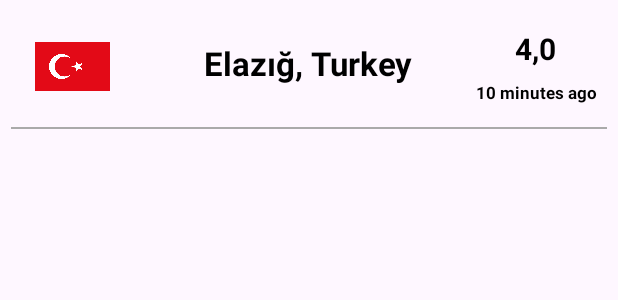
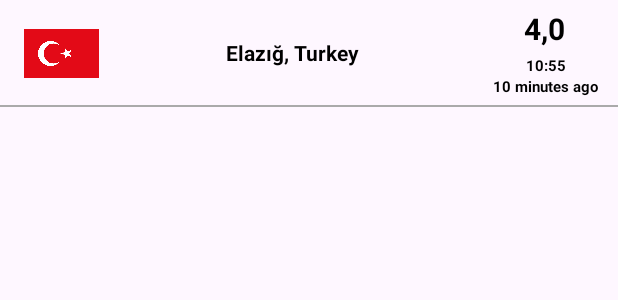
Before and after one commit to TechGeeksClub/EarthquakeApp, an Android app: the layout earthquake_item.xml on its own in the app's theme, with its tools: preview values and no code run, on a phone screen of 412 x 824 dp. Shown: the top 300 px of the screen. Run offline under Robolectric (Android 15) with nearby library versions, the phone set to English and light mode, and no system bars; network calls fail.

Commit message:
ui changes

```diff
--- a/app/src/main/res/layout/earthquake_item.xml
+++ b/app/src/main/res/layout/earthquake_item.xml
@@ -3,7 +3,6 @@
     xmlns:app="http://schemas.android.com/apk/res-auto"
     xmlns:tools="http://schemas.android.com/tools"
     android:layout_width="match_parent"
-    android:padding="7dp"
     android:layout_height="wrap_content">
 
 
@@ -12,8 +11,8 @@
         android:layout_width="50dp"
         android:layout_height="50dp"
         android:layout_marginStart="16dp"
-        android:layout_marginTop="12dp"
         android:src="@drawable/shape"
+        app:layout_constraintBottom_toBottomOf="@+id/stroke"
         app:layout_constraintStart_toStartOf="parent"
         app:layout_constraintTop_toTopOf="parent">
 
@@ -23,27 +22,27 @@
         android:id="@+id/countryTV"
         android:layout_width="208dp"
         android:layout_height="wrap_content"
-        android:layout_marginStart="28dp"
-        android:layout_marginTop="20dp"
         android:gravity="center"
         android:text="Elazığ, Turkey"
         android:textAlignment="center"
         android:textColor="@color/black"
-        android:textSize="22sp"
+        android:textSize="14sp"
         android:textStyle="bold"
+        app:layout_constraintBottom_toTopOf="@+id/stroke"
+        app:layout_constraintEnd_toStartOf="@+id/constraintLayout"
         app:layout_constraintStart_toEndOf="@+id/countryFlagIV"
         app:layout_constraintTop_toTopOf="parent">
 
     </TextView>
 
     <androidx.constraintlayout.widget.ConstraintLayout
+        android:id="@+id/constraintLayout"
         android:layout_width="wrap_content"
+        android:layout_height="wrap_content"
+        android:layout_marginEnd="8dp"
         android:padding="5dp"
-        android:layout_height="wrap_content"
-        android:layout_marginTop="6dp"
+        app:layout_constraintBottom_toTopOf="@+id/stroke"
         app:layout_constraintEnd_toEndOf="parent"
-        app:layout_constraintHorizontal_bias="0.7"
-        app:layout_constraintStart_toEndOf="@+id/countryTV"
         app:layout_constraintTop_toTopOf="parent">
 
         <TextView
@@ -66,37 +65,55 @@
         </TextView>
 
         <TextView
-            android:id="@+id/HowManyMinutesTV"
+            android:id="@+id/dateTimeTV"
             android:layout_width="match_parent"
             android:layout_height="wrap_content"
             android:layout_alignParentBottom="true"
-            android:layout_marginTop="8dp"
+            android:layout_marginTop="4dp"
+            android:gravity="center"
+            android:maxLines="1"
+
+            android:text="10:55"
+            android:textAlignment="center"
+            android:textColor="@color/black"
+            android:textSize="10sp"
+            android:textStyle="bold"
+            app:layout_constraintEnd_toEndOf="parent"
+            app:layout_constraintStart_toStartOf="parent"
+            app:layout_constraintTop_toBottomOf="@+id/intensityTV">
+
+        </TextView>
+
+
+        <TextView
+            android:id="@+id/minutesPassedTV"
+            android:layout_width="match_parent"
+            android:layout_height="wrap_content"
+            android:layout_alignParentBottom="true"
             android:gravity="center"
             android:maxLines="1"
             android:text="10 minutes ago"
 
             android:textAlignment="center"
             android:textColor="@color/black"
-            android:textSize="11sp"
+            android:textSize="10sp"
             android:textStyle="bold"
-            app:layout_constraintBottom_toBottomOf="parent"
             app:layout_constraintEnd_toEndOf="parent"
             app:layout_constraintStart_toStartOf="parent"
-            app:layout_constraintTop_toBottomOf="@+id/intensityTV"
-            app:layout_constraintVertical_bias="0.157">
+            app:layout_constraintTop_toBottomOf="@+id/dateTimeTV">
 
         </TextView>
 
     </androidx.constraintlayout.widget.ConstraintLayout>
 
     <View
+        android:id="@+id/stroke"
         android:layout_width="match_parent"
         android:layout_height="1dp"
         android:layout_alignParentBottom="true"
-        android:layout_marginTop="28dp"
         android:background="@android:color/darker_gray"
-        app:layout_constraintTop_toBottomOf="@+id/countryTV"
-        tools:layout_editor_absoluteX="6dp" />
+        app:layout_constraintBottom_toBottomOf="parent"
+        tools:layout_editor_absoluteX="7dp" />
 
 
 </androidx.constraintlayout.widget.ConstraintLayout>
```
